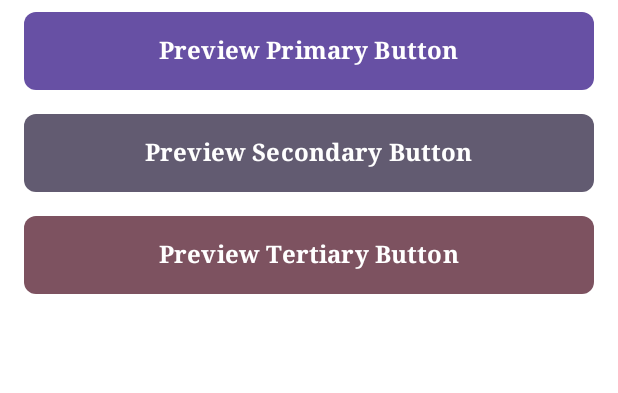
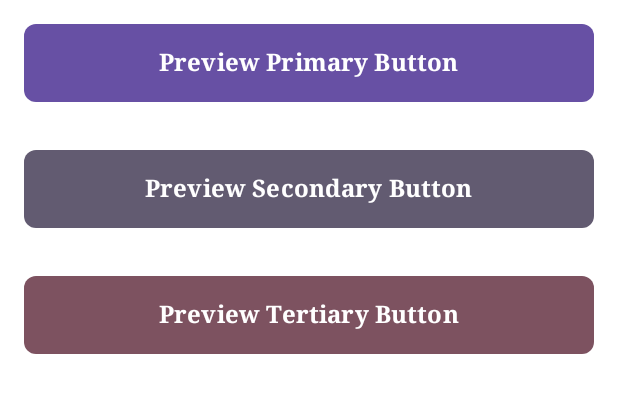
Before and after one commit to gustavofleck/HomeApp, an Android app built with Jetpack Compose: the @Preview function DSButtonPreview, on a phone screen of 412 x 824 dp. Shown: the top 393 px of the screen. Run offline under Robolectric (Android 15) with nearby library versions, the phone set to English and light mode, and no system bars.

Commit message:
IMPROVEMENT: Add dimens file

```diff
--- a/ds/src/main/java/com/example/ds/components/Button.kt
+++ b/ds/src/main/java/com/example/ds/components/Button.kt
@@ -12,18 +12,26 @@ import androidx.compose.material3.Text
 import androidx.compose.runtime.Composable
 import androidx.compose.ui.Modifier
 import androidx.compose.ui.graphics.Color
+import androidx.compose.ui.res.dimensionResource
 import androidx.compose.ui.text.font.FontFamily
 import androidx.compose.ui.text.font.FontWeight
 import androidx.compose.ui.tooling.preview.Preview
 import androidx.compose.ui.unit.dp
 import androidx.compose.ui.unit.sp
+import com.example.ds.R
 
 @Composable
 fun DSPrimaryButton(text: String, onClick: () -> Unit) {
     Button(
         onClick = onClick,
-        shape = RoundedCornerShape(8.dp),
-        modifier = Modifier.fillMaxWidth().padding(horizontal = 16.dp, vertical = 8.dp).size(52.dp),
+        shape = RoundedCornerShape(dimensionResource(id = R.dimen.border_medium)),
+        modifier = Modifier
+            .fillMaxWidth()
+            .padding(
+                horizontal = dimensionResource(id = R.dimen.padding_large),
+                vertical = dimensionResource(id = R.dimen.padding_large)
+            )
+            .size(dimensionResource(id = R.dimen.button_medium_size)),
         colors = ButtonDefaults.buttonColors(
             containerColor = MaterialTheme.colorScheme.primary,
             contentColor = Color.White
@@ -43,8 +51,14 @@ fun DSPrimaryButton(text: String, onClick: () -> Unit) {
 fun DSSecondaryButton(text: String, onClick: () -> Unit) {
     Button(
         onClick = onClick,
-        shape = RoundedCornerShape(8.dp),
-        modifier = Modifier.fillMaxWidth().padding(horizontal = 16.dp, vertical = 8.dp).size(52.dp),
+        shape = RoundedCornerShape(dimensionResource(id = R.dimen.border_medium)),
+        modifier = Modifier
+            .fillMaxWidth()
+            .padding(
+                horizontal = dimensionResource(id = R.dimen.padding_large),
+                vertical = dimensionResource(id = R.dimen.padding_large)
+            )
+            .size(dimensionResource(id = R.dimen.button_medium_size)),
         colors = ButtonDefaults.buttonColors(
             containerColor = MaterialTheme.colorScheme.secondary,
             contentColor = Color.White
@@ -64,8 +78,14 @@ fun DSSecondaryButton(text: String, onClick: () -> Unit) {
 fun DSTertiaryButton(text: String, onClick: () -> Unit) {
     Button(
         onClick = onClick,
-        shape = RoundedCornerShape(8.dp),
-        modifier = Modifier.fillMaxWidth().padding(horizontal = 16.dp, vertical = 8.dp).size(52.dp),
+        shape = RoundedCornerShape(dimensionResource(id = R.dimen.border_medium)),
+        modifier = Modifier
+            .fillMaxWidth()
+            .padding(
+                horizontal = dimensionResource(id = R.dimen.padding_large),
+                vertical = dimensionResource(id = R.dimen.padding_large)
+            )
+            .size(dimensionResource(id = R.dimen.button_medium_size)),
         colors = ButtonDefaults.buttonColors(
             containerColor = MaterialTheme.colorScheme.tertiary,
             contentColor = Color.White
--- a/ds/src/main/java/com/example/ds/states/Loading.kt
+++ b/ds/src/main/java/com/example/ds/states/Loading.kt
@@ -8,7 +8,9 @@ import androidx.compose.material3.CircularProgressIndicator
 import androidx.compose.runtime.Composable
 import androidx.compose.ui.Alignment
 import androidx.compose.ui.Modifier
+import androidx.compose.ui.res.dimensionResource
 import androidx.compose.ui.unit.dp
+import com.example.ds.R
 
 @Composable
 fun LoadingState() {
@@ -18,8 +20,8 @@ fun LoadingState() {
         horizontalAlignment = Alignment.CenterHorizontally
     ) {
         CircularProgressIndicator(
-            modifier = Modifier.size(64.dp),
-            strokeWidth = 8.dp
+            modifier = Modifier.size(dimensionResource(id = R.dimen.icon_small_size)),
+            strokeWidth = dimensionResource(id = R.dimen.border_small)
         )
     }
 }
```
Also changed, not shown: app/src/main/java/com/example/homeapp/notes/presentation/view/NotesUI.kt (+18 -9 lines), ds/src/main/java/com/example/ds/components/Header.kt (+14 -5 lines), ds/src/main/java/com/example/ds/states/Error.kt (+7 -5 lines), ds/src/main/res/values/dimens.xml (added, +22 -0 lines).
